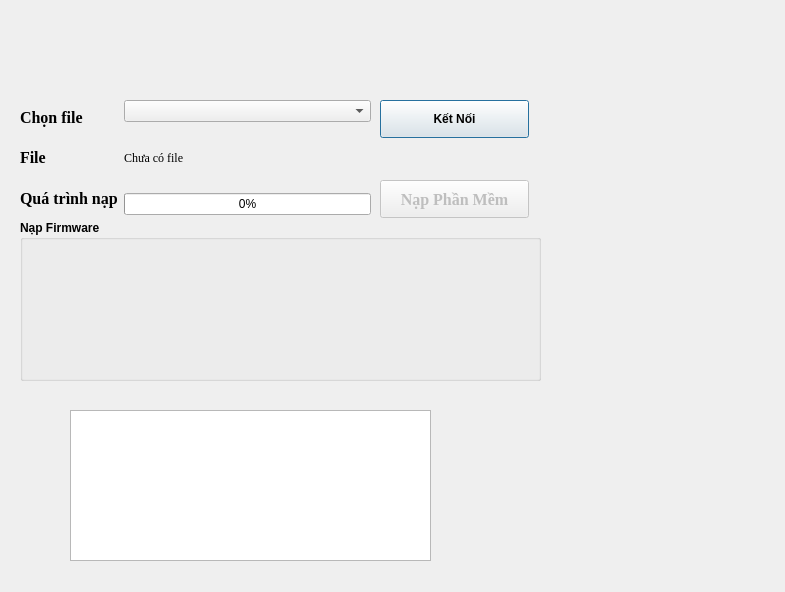
Before: the Qt Designer form views/camel.ui in CongPV121/SDT, drawn with Qt 5.
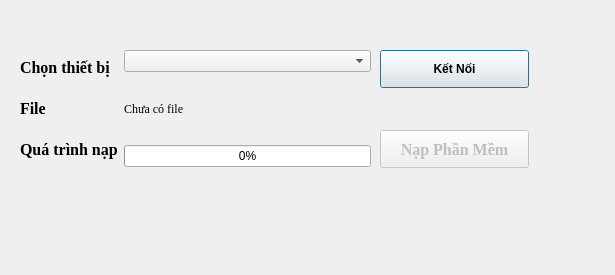
After: the same form once the commit is applied. Icons and pictures are not drawn.

The edit to the form file:
```diff
--- a/views/camel.ui
+++ b/views/camel.ui
@@ -6,8 +6,8 @@
    <rect>
     <x>0</x>
     <y>0</y>
-    <width>785</width>
-    <height>592</height>
+    <width>615</width>
+    <height>275</height>
    </rect>
   </property>
   <property name="windowTitle">
@@ -17,7 +17,7 @@
    <property name="geometry">
     <rect>
      <x>380</x>
-     <y>100</y>
+     <y>50</y>
      <width>149</width>
      <height>38</height>
     </rect>
@@ -42,39 +42,6 @@
     </size>
    </property>
   </widget>
-  <widget class="QGroupBox" name="groupBox_7">
-   <property name="geometry">
-    <rect>
-     <x>20</x>
-     <y>220</y>
-     <width>521</width>
-     <height>161</height>
-    </rect>
-   </property>
-   <property name="font">
-    <font>
-     <bold>true</bold>
-    </font>
-   </property>
-   <property name="layoutDirection">
-    <enum>Qt::LeftToRight</enum>
-   </property>
-   <property name="autoFillBackground">
-    <bool>false</bool>
-   </property>
-   <property name="inputMethodHints">
-    <set>Qt::ImhNone</set>
-   </property>
-   <property name="title">
-    <string>Nạp Firmware</string>
-   </property>
-   <property name="flat">
-    <bool>false</bool>
-   </property>
-   <property name="checkable">
-    <bool>false</bool>
-   </property>
-  </widget>
   <widget class="QPushButton" name="write_fw">
    <property name="enabled">
     <bool>false</bool>
@@ -82,7 +49,7 @@
    <property name="geometry">
     <rect>
      <x>380</x>
-     <y>180</y>
+     <y>130</y>
      <width>149</width>
      <height>38</height>
     </rect>
@@ -119,9 +86,9 @@
    <property name="geometry">
     <rect>
      <x>20</x>
-     <y>100</y>
+     <y>50</y>
      <width>351</width>
-     <height>115</height>
+     <height>117</height>
     </rect>
    </property>
    <layout class="QHBoxLayout" name="horizontalLayout">
@@ -137,7 +104,7 @@
          </font>
         </property>
         <property name="text">
-         <string>Chọn file</string>
+         <string>Chọn thiết bị</string>
         </property>
        </widget>
       </item>
@@ -213,19 +180,6 @@
     </item>
    </layout>
   </widget>
-  <widget class="QTextEdit" name="textEdit">
-   <property name="enabled">
-    <bool>true</bool>
-   </property>
-   <property name="geometry">
-    <rect>
-     <x>70</x>
-     <y>410</y>
-     <width>361</width>
-     <height>151</height>
-    </rect>
-   </property>
-  </widget>
  </widget>
  <resources/>
  <connections/>
```
Left out of the diff: 2 changed lines with no effect on the pictures.
